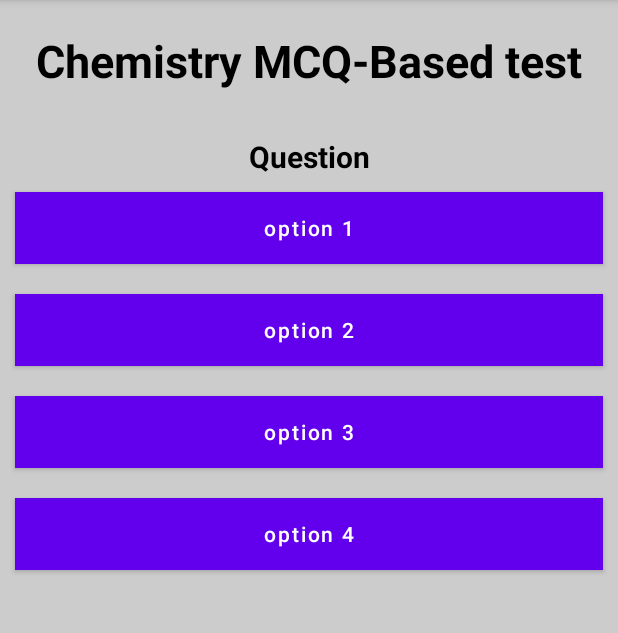
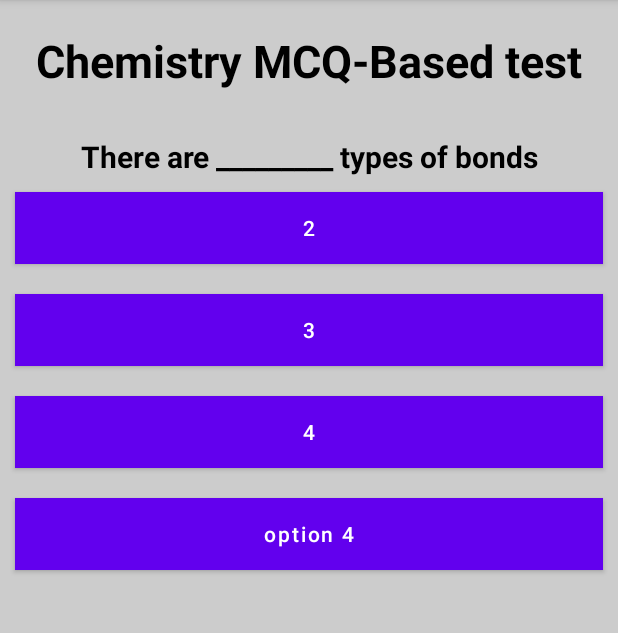
Before and after one commit to alishbamahmood/Assignment-02, an Android app: the screen it shows after launch (MainActivity), on a phone screen of 412 x 824 dp, the part 84-717 px from its top. Run offline under Robolectric (Android 15) with nearby library versions, the phone set to English and light mode, and no system bars; 1 statement that could not run was skipped.

Commit message:
Commit-4

```diff
--- a/app/src/main/java/com/example/quizapp/MainActivity.java
+++ b/app/src/main/java/com/example/quizapp/MainActivity.java
@@ -19,7 +19,7 @@ public class MainActivity extends AppCompatActivity{
     ArrayList<Quiz> quizQues = new ArrayList<>();
 
     Random rnd;
-    int score;
+    int score,rndNumber;
 
     @Override
     protected void onCreate(Bundle savedInstanceState)
@@ -46,5 +46,11 @@ public class MainActivity extends AppCompatActivity{
         quizQues.add(new Quiz("The earth is made up of ___________ % of iron.","4","5","6","7","5"));
         quizQues.add(new Quiz("____________ is an irreversible cell.","Dry Cell","Zn Cell","Chargeable Cell","None of these","Dry Cell"));
 
+        rndNumber = rnd.nextInt(quizQues.size());
+
+        que.setText(quizQues.get(rndNumber).getQue());
+        btn1.setText(quizQues.get(rndNumber).getOpt1());
+        btn2.setText(quizQues.get(rndNumber).getOpt2());
+        btn3.setText(quizQues.get(rndNumber).getOpt3());
     }
 }
```
